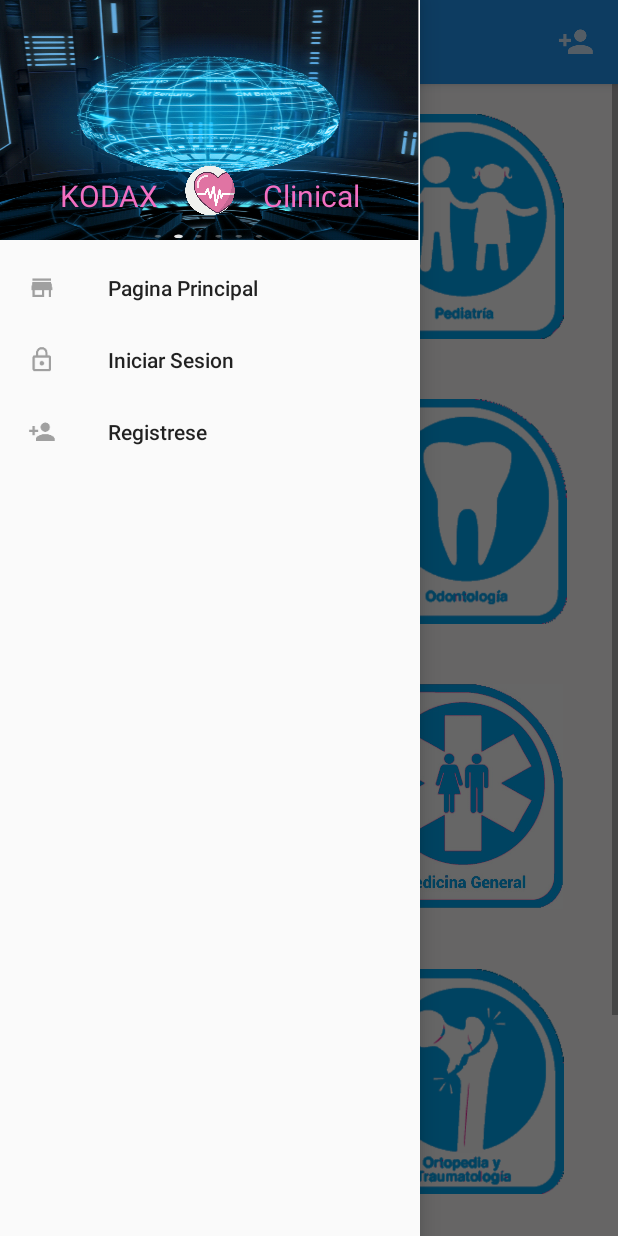
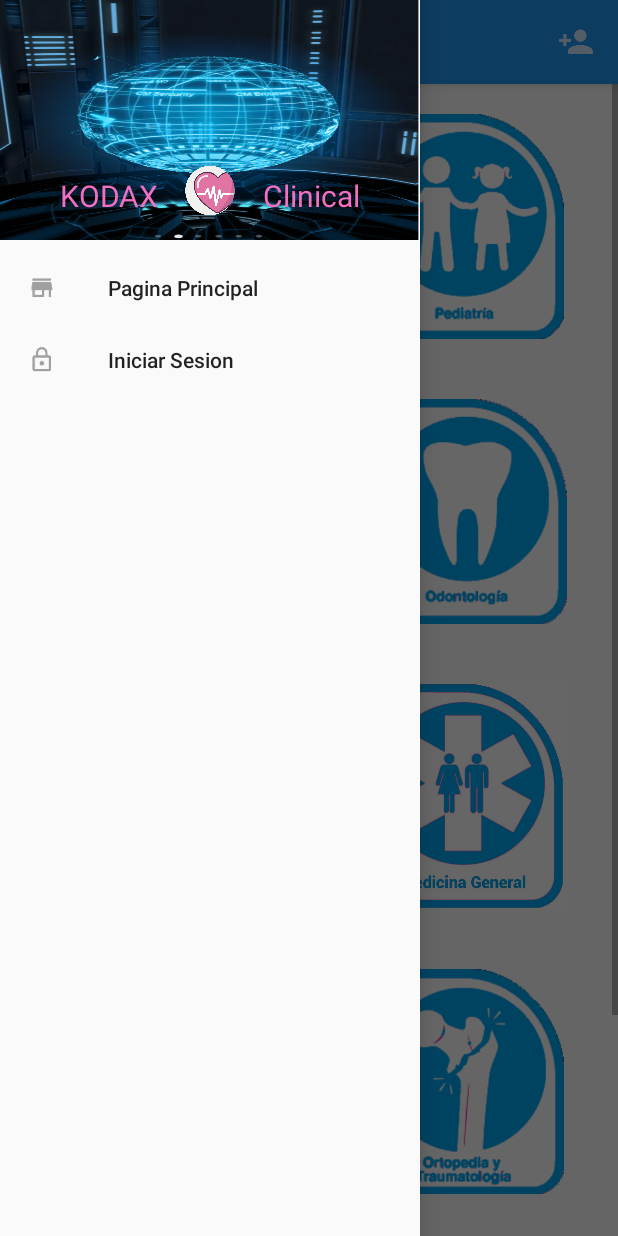
Before and after one commit to Dannypimp/Kodax, an Android app: the screen it shows after launch (MainActivitydrawerpincipal), with the side drawer open, on a phone screen of 412 x 824 dp. Run offline under Robolectric (Android 15) with nearby library versions, the phone set to English and light mode, and no system bars.

Commit message:
MEnus inflados cambio de menus entre sesiones de usuari y usuariso nosrmales

```diff
--- a/app/src/main/res/menu/activity_main_activitydrawerpincipal_drawer.xml
+++ b/app/src/main/res/menu/activity_main_activitydrawerpincipal_drawer.xml
@@ -16,12 +16,6 @@
             android:icon="@drawable/ic_password"
             android:title="Iniciar Sesion" />
 
-        <item
-            android:id="@+id/registros"
-            android:icon="@drawable/ic_doctor"
-            android:title="Registrese" />
-
-
 
     </group>
 
--- a/app/src/main/res/menu/menu_inflado.xml
+++ b/app/src/main/res/menu/menu_inflado.xml
@@ -2,14 +2,14 @@
 <menu xmlns:android="http://schemas.android.com/apk/res/android">
 
     <item
-        android:id="@+id/cerrar_sesion"
-        android:icon="@drawable/cerrar"
-        android:title="Cerrar Sesion" />
+        android:id="@+id/mod_perfil"
+        android:icon="@drawable/ver"
+        android:title="ver perfil" />
 
 
     <item
-        android:id="@+id/mod_perfil"
-        android:icon="@drawable/modificar"
-        android:title="Modificar Perfil" />
+        android:id="@+id/cerrar_sesion"
+        android:icon="@drawable/cerrar1"
+        android:title="cerrar Sesion" />
 
 </menu>
```
Also changed, not shown: app/src/main/res/drawable-hdpi/cerrar1.png (added), app/src/main/res/drawable-hdpi/ic_action_name.png (added), app/src/main/res/drawable-mdpi/cerrar1.png (added), app/src/main/res/drawable-mdpi/ic_action_name.png (added), app/src/main/res/drawable-xhdpi/cerrar1.png (added), app/src/main/res/drawable-xhdpi/ic_action_name.png (added), app/src/main/res/drawable-xxhdpi/cerrar1.png (added), app/src/main/res/drawable-xxhdpi/ic_action_name.png (added).
